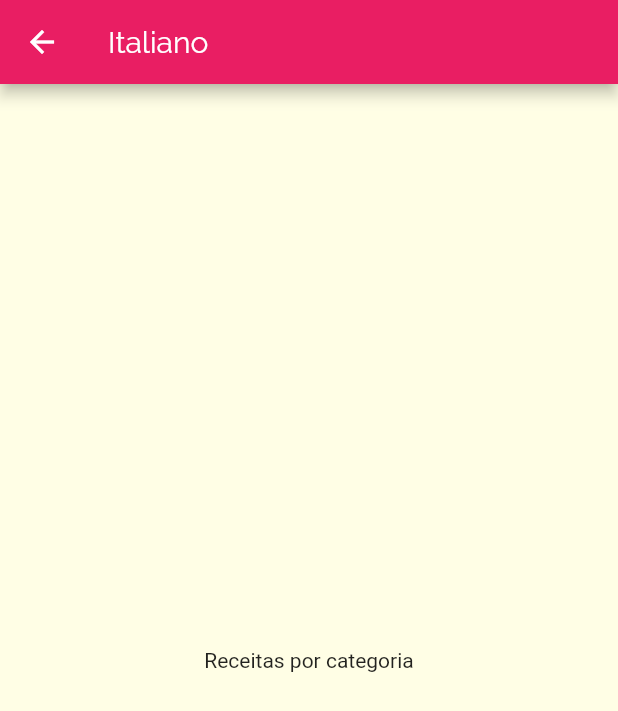
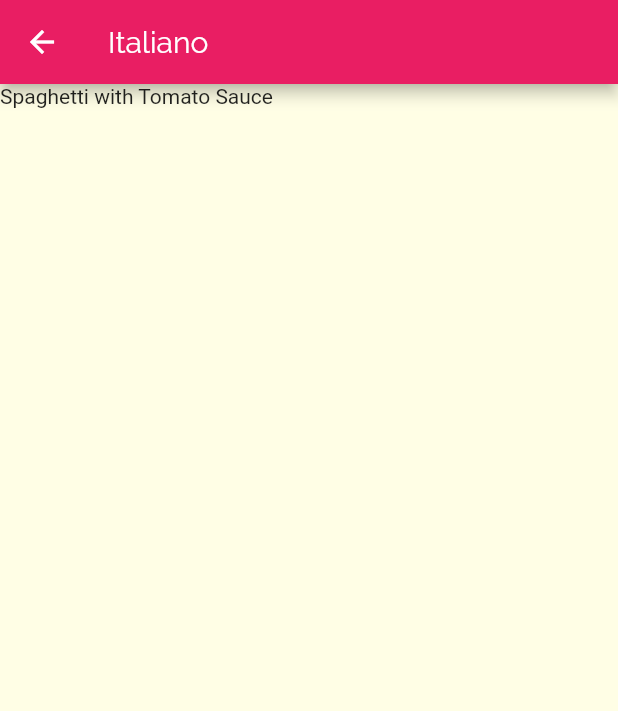
Before and after one commit to Luccasoli/meals_flutter, a Flutter app: the screen it shows after launch, after a tap on "Italiano", on a phone screen of 412 x 824 dp. Shown: the top 711 px of the screen. Run offline on Flutter 3.47's test engine with Material 2 defaults, Android fonts, the phone set to English and light mode, and no system bars.

Commit message:
listing meals of a categorie

```diff
--- a/lib/screens/categories_meals.dart
+++ b/lib/screens/categories_meals.dart
@@ -1,17 +1,26 @@
 import 'package:flutter/material.dart';
+import 'package:meals_flutter/data/dummy_data.dart';
 import 'package:meals_flutter/models/category.dart';
 
 class CategoriesMealsScreen extends StatelessWidget {
   @override
   Widget build(BuildContext context) {
     final Category category = ModalRoute.of(context).settings.arguments;
+    final categoryMeals = DUMMY_MEALS
+        .where(
+          (meal) => meal.categories.contains(category.id),
+        )
+        .toList();
 
     return Scaffold(
       appBar: AppBar(
         title: Text(category.title),
       ),
-      body: Center(
-        child: Text('Receitas por categoria'),
+      body: ListView.builder(
+        itemBuilder: (context, index) {
+          return Text(categoryMeals[index].title);
+        },
+        itemCount: categoryMeals.length,
       ),
     );
   }
```
